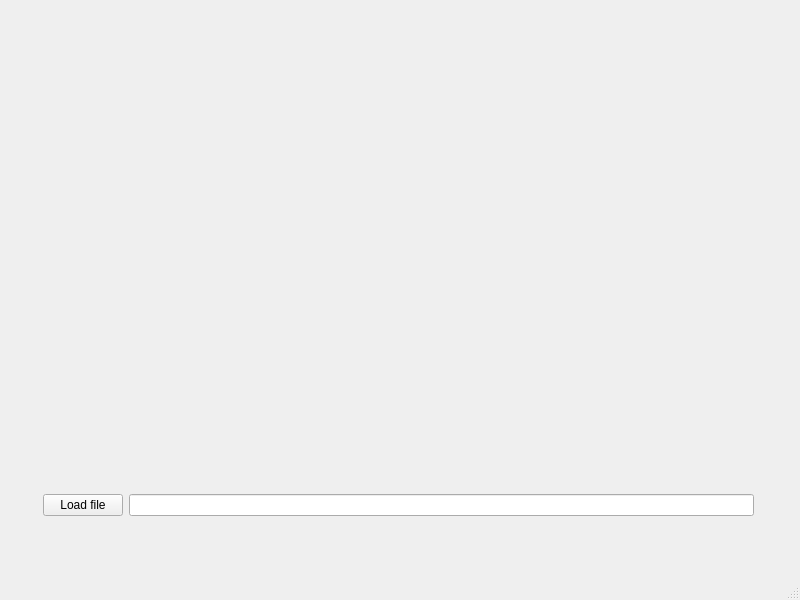
Old version of the form mainwindow.ui in the repository Damianeroos/DrillRoute_Optimizer_TSP.
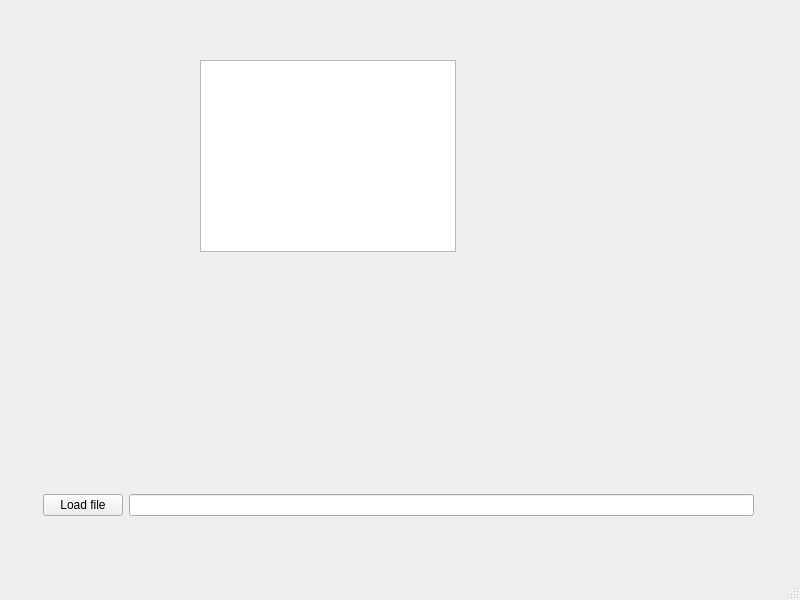
New version of the form.

Patch:
```diff
--- a/mainwindow.ui
+++ b/mainwindow.ui
@@ -14,7 +14,7 @@
    <string>MainWindow</string>
   </property>
   <widget class="QWidget" name="centralwidget">
-   <widget class="QWidget" name="">
+   <widget class="QWidget" name="layoutWidget">
     <property name="geometry">
      <rect>
       <x>43</x>
@@ -36,6 +36,16 @@
      </item>
     </layout>
    </widget>
+   <widget class="QTextBrowser" name="textBrowser">
+    <property name="geometry">
+     <rect>
+      <x>200</x>
+      <y>60</y>
+      <width>256</width>
+      <height>192</height>
+     </rect>
+    </property>
+   </widget>
   </widget>
   <widget class="QMenuBar" name="menubar">
    <property name="geometry">
```
